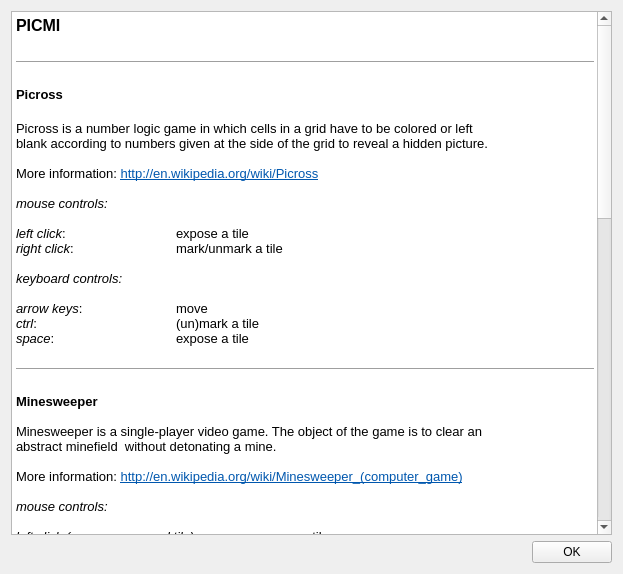
Old version of the form src/f_qthelp.ui in the repository schuay/picmi-legacy.
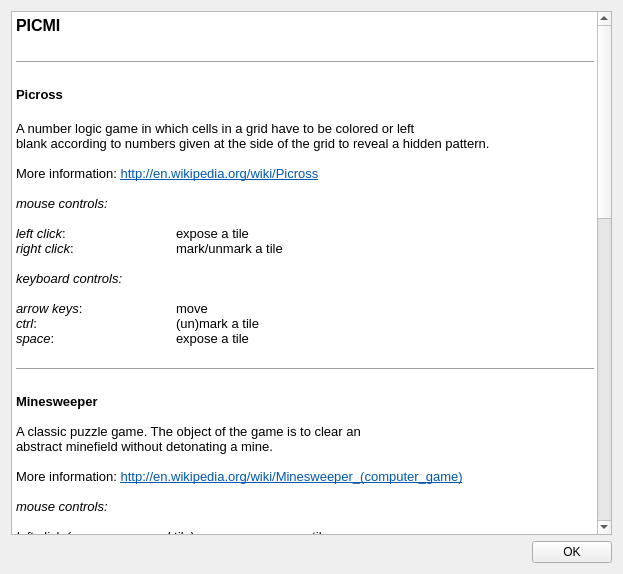
New version of the form.

Commit message:
(very) minor adjustments to game descriptions
to be further improved/expanded in the future

```diff
--- a/src/f_qthelp.ui
+++ b/src/f_qthelp.ui
@@ -39,8 +39,8 @@
 &lt;p style=&quot;-qt-paragraph-type:empty; margin-top:0px; margin-bottom:0px; margin-left:0px; margin-right:0px; -qt-block-indent:0; text-indent:0px; font-size:12pt; font-weight:600;&quot;&gt;&lt;/p&gt;
 &lt;p style=&quot; margin-top:0px; margin-bottom:0px; margin-left:0px; margin-right:0px; -qt-block-indent:0; text-indent:0px;&quot;&gt;&lt;span style=&quot; font-weight:600;&quot;&gt;Picross&lt;/span&gt;&lt;/p&gt;
 &lt;p style=&quot;-qt-paragraph-type:empty; margin-top:0px; margin-bottom:0px; margin-left:0px; margin-right:0px; -qt-block-indent:0; text-indent:0px; font-size:12pt; font-weight:600;&quot;&gt;&lt;/p&gt;
-&lt;p style=&quot; margin-top:0px; margin-bottom:0px; margin-left:0px; margin-right:0px; -qt-block-indent:0; text-indent:0px;&quot;&gt;Picross is a number logic game in which cells in a grid have to be colored or left &lt;/p&gt;
-&lt;p style=&quot; margin-top:0px; margin-bottom:0px; margin-left:0px; margin-right:0px; -qt-block-indent:0; text-indent:0px;&quot;&gt;blank according to numbers given at the side of the grid to reveal a hidden picture. &lt;/p&gt;
+&lt;p style=&quot; margin-top:0px; margin-bottom:0px; margin-left:0px; margin-right:0px; -qt-block-indent:0; text-indent:0px;&quot;&gt;A number logic game in which cells in a grid have to be colored or left &lt;/p&gt;
+&lt;p style=&quot; margin-top:0px; margin-bottom:0px; margin-left:0px; margin-right:0px; -qt-block-indent:0; text-indent:0px;&quot;&gt;blank according to numbers given at the side of the grid to reveal a hidden pattern.&lt;/p&gt;
 &lt;p style=&quot;-qt-paragraph-type:empty; margin-top:0px; margin-bottom:0px; margin-left:0px; margin-right:0px; -qt-block-indent:0; text-indent:0px;&quot;&gt;&lt;/p&gt;
 &lt;p style=&quot; margin-top:0px; margin-bottom:0px; margin-left:0px; margin-right:0px; -qt-block-indent:0; text-indent:0px;&quot;&gt;More information: &lt;a href=&quot;http://en.wikipedia.org/wiki/Picross&quot;&gt;&lt;span style=&quot; text-decoration: underline; color:#0057ae;&quot;&gt;http://en.wikipedia.org/wiki/Picross&lt;/span&gt;&lt;/a&gt;&lt;/p&gt;
 &lt;p style=&quot;-qt-paragraph-type:empty; margin-top:0px; margin-bottom:0px; margin-left:0px; margin-right:0px; -qt-block-indent:0; text-indent:0px;&quot;&gt;&lt;/p&gt;
@@ -59,8 +59,8 @@
 &lt;p style=&quot;-qt-paragraph-type:empty; margin-top:0px; margin-bottom:0px; margin-left:0px; margin-right:0px; -qt-block-indent:0; text-indent:0px; font-size:12pt; font-weight:600;&quot;&gt;&lt;/p&gt;
 &lt;p style=&quot; margin-top:0px; margin-bottom:0px; margin-left:0px; margin-right:0px; -qt-block-indent:0; text-indent:0px;&quot;&gt;&lt;span style=&quot; font-weight:600;&quot;&gt;Minesweeper&lt;/span&gt;&lt;/p&gt;
 &lt;p style=&quot;-qt-paragraph-type:empty; margin-top:0px; margin-bottom:0px; margin-left:0px; margin-right:0px; -qt-block-indent:0; text-indent:0px;&quot;&gt;&lt;/p&gt;
-&lt;p style=&quot; margin-top:0px; margin-bottom:0px; margin-left:0px; margin-right:0px; -qt-block-indent:0; text-indent:0px;&quot;&gt;Minesweeper is a single-player video game. The object of the game is to clear an&lt;/p&gt;
-&lt;p style=&quot; margin-top:0px; margin-bottom:0px; margin-left:0px; margin-right:0px; -qt-block-indent:0; text-indent:0px;&quot;&gt;abstract minefield  without detonating a mine.&lt;/p&gt;
+&lt;p style=&quot; margin-top:0px; margin-bottom:0px; margin-left:0px; margin-right:0px; -qt-block-indent:0; text-indent:0px;&quot;&gt;A classic puzzle game. The object of the game is to clear an&lt;/p&gt;
+&lt;p style=&quot; margin-top:0px; margin-bottom:0px; margin-left:0px; margin-right:0px; -qt-block-indent:0; text-indent:0px;&quot;&gt;abstract minefield without detonating a mine.&lt;/p&gt;
 &lt;p style=&quot;-qt-paragraph-type:empty; margin-top:0px; margin-bottom:0px; margin-left:0px; margin-right:0px; -qt-block-indent:0; text-indent:0px;&quot;&gt;&lt;/p&gt;
 &lt;p style=&quot; margin-top:0px; margin-bottom:0px; margin-left:0px; margin-right:0px; -qt-block-indent:0; text-indent:0px;&quot;&gt;More information: &lt;a href=&quot;http://en.wikipedia.org/wiki/Minesweeper_(computer_game)&quot;&gt;&lt;span style=&quot; text-decoration: underline; color:#0057ae;&quot;&gt;http://en.wikipedia.org/wiki/Minesweeper_(computer_game)&lt;/span&gt;&lt;/a&gt;&lt;/p&gt;
 &lt;p style=&quot;-qt-paragraph-type:empty; margin-top:0px; margin-bottom:0px; margin-left:0px; margin-right:0px; -qt-block-indent:0; text-indent:0px;&quot;&gt;&lt;/p&gt;
```
